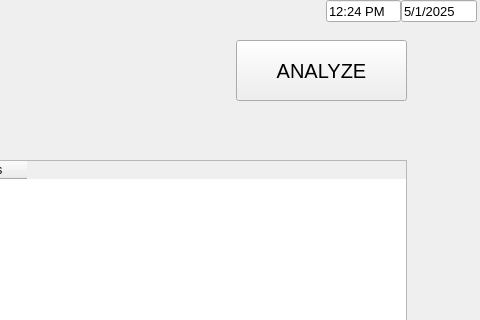
Above: UI/EMS.ui from JARVIS843/Portable-Medical-Console before the change; both pictures show x 544 to 1024 and y 0 to 320 of the 1024 by 600 pixel window. Below: the same form after it.
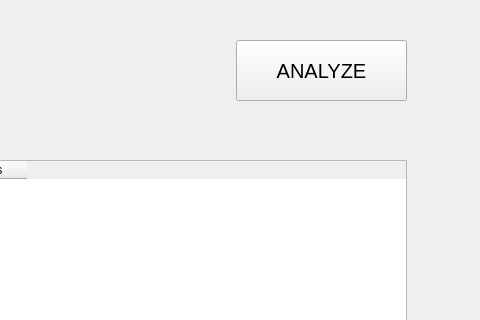
That is the form after the change.

```diff
--- a/UI/EMS.ui
+++ b/UI/EMS.ui
@@ -147,45 +147,6 @@
      </item>
     </layout>
    </widget>
-   <widget class="QWidget" name="layoutWidget">
-    <property name="geometry">
-     <rect>
-      <x>870</x>
-      <y>0</y>
-      <width>151</width>
-      <height>22</height>
-     </rect>
-    </property>
-    <layout class="QHBoxLayout" name="HL_Time_Date">
-     <property name="spacing">
-      <number>0</number>
-     </property>
-     <item>
-      <widget class="QLineEdit" name="lineEdit_Time">
-       <property name="font">
-        <font>
-         <pointsize>10</pointsize>
-        </font>
-       </property>
-       <property name="text">
-        <string>12:24 PM</string>
-       </property>
-      </widget>
-     </item>
-     <item>
-      <widget class="QLineEdit" name="lineEdit_Date">
-       <property name="font">
-        <font>
-         <pointsize>10</pointsize>
-        </font>
-       </property>
-       <property name="text">
-        <string>5/1/2025</string>
-       </property>
-      </widget>
-     </item>
-    </layout>
-   </widget>
   </widget>
  </widget>
  <resources/>
```
